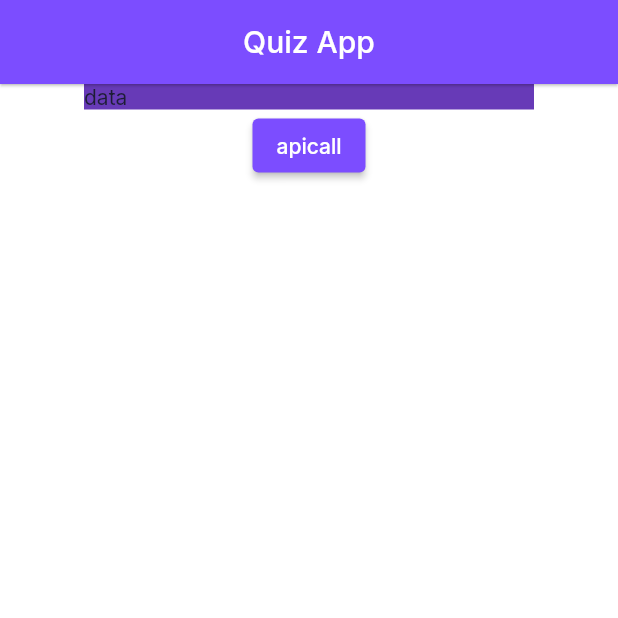
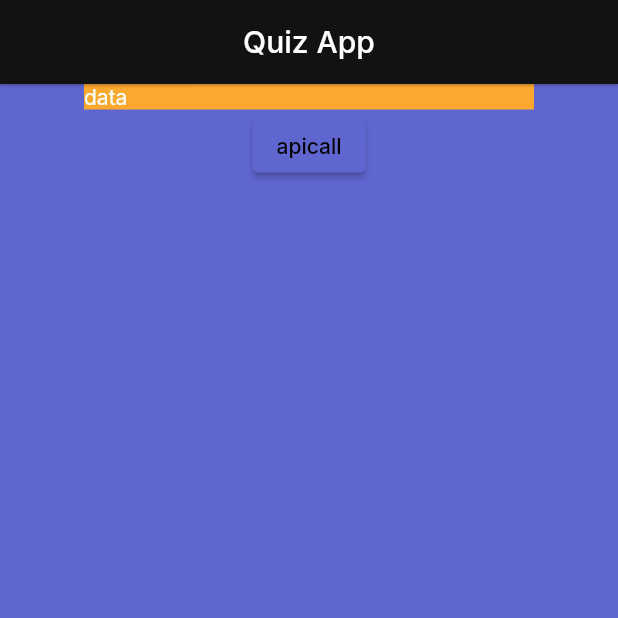
Before and after one commit to nirans2002/quiz_app, a Flutter app: the screen it shows after launch, after a tap on "apicall", on a phone screen of 412 x 824 dp, the top half of it. Run offline on Flutter 3.47's test engine with Material 2 defaults, Android fonts, the phone set to English and light mode, and no system bars; our stand-ins replace google_fonts.

```diff
--- a/lib/main.dart
+++ b/lib/main.dart
@@ -18,9 +18,9 @@ class MyApp extends StatelessWidget {
       debugShowCheckedModeBanner: false,
       theme: lightThemeData(context),
       darkTheme: darkThemeData(context),
-      // themeMode: ThemeMode.dark,
+      themeMode: ThemeMode.dark,
       // themeMode: ThemeMode.light,
-      themeMode: ThemeMode.system,
+      // themeMode: ThemeMode.system,
       // home: const SplashScreen(),
       // TODO: redirect to splash screen
       // redirecting to HomeScreen for debugging purpose
--- a/lib/screens/home_screen.dart
+++ b/lib/screens/home_screen.dart
@@ -1,6 +1,7 @@
 import 'package:flutter/material.dart';
 import 'package:quiz_app/services/api.dart';
 import 'package:quiz_app/theme/theme.dart';
+// import 'package:quiz_app/components/bottom_sheet.dart';
 
 class HomeScreen extends StatefulWidget {
   const HomeScreen({Key? key}) : super(key: key);
@@ -12,6 +13,7 @@ class HomeScreen extends StatefulWidget {
 class _HomeScreenState extends State<HomeScreen> {
   @override
   void initState() {
+    showBottomSheet(context);
     // apicall();
     super.initState();
   }
@@ -19,23 +21,53 @@ class _HomeScreenState extends State<HomeScreen> {
   @override
   Widget build(BuildContext context) {
     return Scaffold(
-        appBar: AppBar(
-          title: Text('Quiz App'),
-        ),
-        body: Container(
-            child: Column(
+      appBar: AppBar(
+        title: Text('Quiz App'),
+      ),
+      body: Container(
+        child: Column(
           children: [
             Container(
               color: secondaryColor,
               width: 300,
               child: Text("data"),
             ),
-            Center(
+            const Center(
                 child: ElevatedButton(
               onPressed: apicall,
               child: Text("apicall"),
             ))
           ],
-        )));
+        ),
+      ),
+    );
   }
 }
+
+Future<void> showBottomSheet(BuildContext context) async {
+  return showModalBottomSheet(
+    context: context,
+    builder: (context1) {
+      return Container(
+        color: Colors.green,
+        height: 200,
+        child: Column(
+          children: <Widget>[
+            ListTile(
+              title: Text('Option 1'),
+              onTap: () {
+                Navigator.pop(context);
+              },
+            ),
+            ListTile(
+              title: Text('Option 2'),
+              onTap: () {
+                Navigator.pop(context);
+              },
+            ),
+          ],
+        ),
+      );
+    },
+  );
+}
--- a/lib/services/api.dart
+++ b/lib/services/api.dart
@@ -15,6 +15,6 @@ Future apicall() async {
     List questionsList;
     questionsList = jsonDecode(response.body);
     print(questionsList[0]['question']);
-    print(questionsList[0]['answers']);
+    print(questionsList[0]['correct_answer']);
   }
 }
--- a/lib/theme/theme.dart
+++ b/lib/theme/theme.dart
@@ -2,14 +2,14 @@ import 'package:flutter/material.dart';
 import 'package:google_fonts/google_fonts.dart';
 
 //TODO: costumize colors and defaults
-const primaryColor = Colors.deepPurpleAccent;
+const primaryColor = Color(0xFF6066D0);
 const cardColor = Color(0xFF9E9E9E);
-const secondaryColor = Colors.deepPurple;
+const secondaryColor = Color(0xFFFCA82F);
 const contentColorLightTheme = Color(0xFF1D1D35);
 const contentColorDarkTheme = Color(0xFFF5FCF9);
 const warninngColor = Colors.red;
 const errorColor = Color(0xFFF03738);
-const scaffoldBackgroundColor = Color(0xFF290A36);
+const scaffoldBackgroundColor = Color(0xFF6066D0);
 
 const defaultPadding = 20.0;
 
--- a/pubspec.yaml
+++ b/pubspec.yaml
@@ -35,6 +35,7 @@ dependencies:
   # Use with the CupertinoIcons class for iOS style icons.
   cupertino_icons: ^1.0.2
   google_fonts: ^2.1.0
+  flutter_launcher_icons: ^0.9.2
 
 dev_dependencies:
   flutter_test:
```
Also changed, not shown: lib/components/bottom_sheet.dart (added, +29 -0 lines), pubspec.lock.
